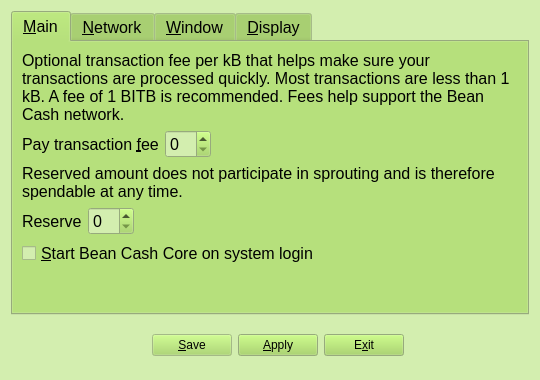
Old version of the form src/qt/forms/optionsdialog.ui in the repository teambean/BeanCash.
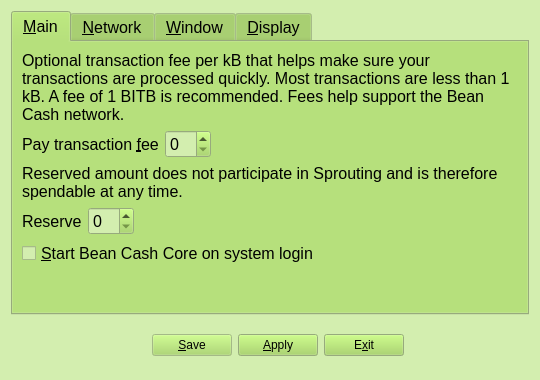
New version of the form. The open tabs and pages were chosen to show the change. Icons and pictures are not drawn. Custom widgets are drawn as their Qt base class.

Commit message: Bug Fixes for reserveBalance & Sprout/Sprouting bug finding credit to:  @TillKoeln

The edit to the form file:
```diff
--- a/src/qt/forms/optionsdialog.ui
+++ b/src/qt/forms/optionsdialog.ui
@@ -350,7 +350,7 @@
        <item>
         <widget class="QLabel" name="reserveBalanceInfoLabel">
          <property name="text">
-          <string>Reserved amount does not participate in sprouting and is therefore spendable at any time.</string>
+          <string>Reserved amount does not participate in Sprouting and is therefore spendable at any time.</string>
          </property>
          <property name="textFormat">
           <enum>Qt::PlainText</enum>
```
The commit also changes 10 other files.
